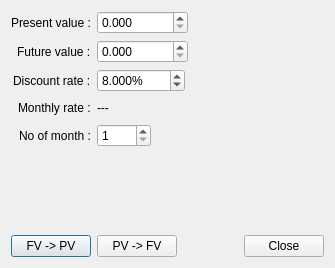
Above: src/presentvaluecalculatordialog.ui from redmoon1945/gbp before the change. Below: the same form after it.
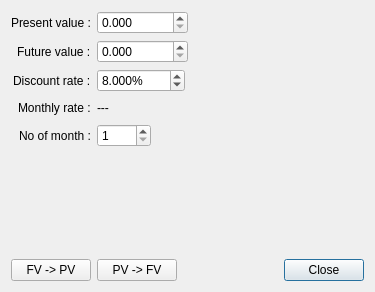
That is the form after the change.

Patch:
```diff
--- a/src/presentvaluecalculatordialog.ui
+++ b/src/presentvaluecalculatordialog.ui
@@ -6,8 +6,8 @@
    <rect>
     <x>0</x>
     <y>0</y>
-    <width>335</width>
-    <height>268</height>
+    <width>375</width>
+    <height>292</height>
    </rect>
   </property>
   <property name="windowTitle">
@@ -237,6 +237,9 @@
          <property name="text">
           <string>FV -&gt; PV</string>
          </property>
+         <property name="autoDefault">
+          <bool>false</bool>
+         </property>
         </widget>
        </item>
        <item>
@@ -247,6 +250,9 @@
          <property name="text">
           <string>PV -&gt; FV</string>
          </property>
+         <property name="autoDefault">
+          <bool>false</bool>
+         </property>
         </widget>
        </item>
        <item>
@@ -267,6 +273,12 @@
          <property name="text">
           <string>Close</string>
          </property>
+         <property name="autoDefault">
+          <bool>false</bool>
+         </property>
+         <property name="default">
+          <bool>true</bool>
+         </property>
         </widget>
        </item>
       </layout>
```
Left out of the diff: 5 changed lines with no effect on the pictures.
